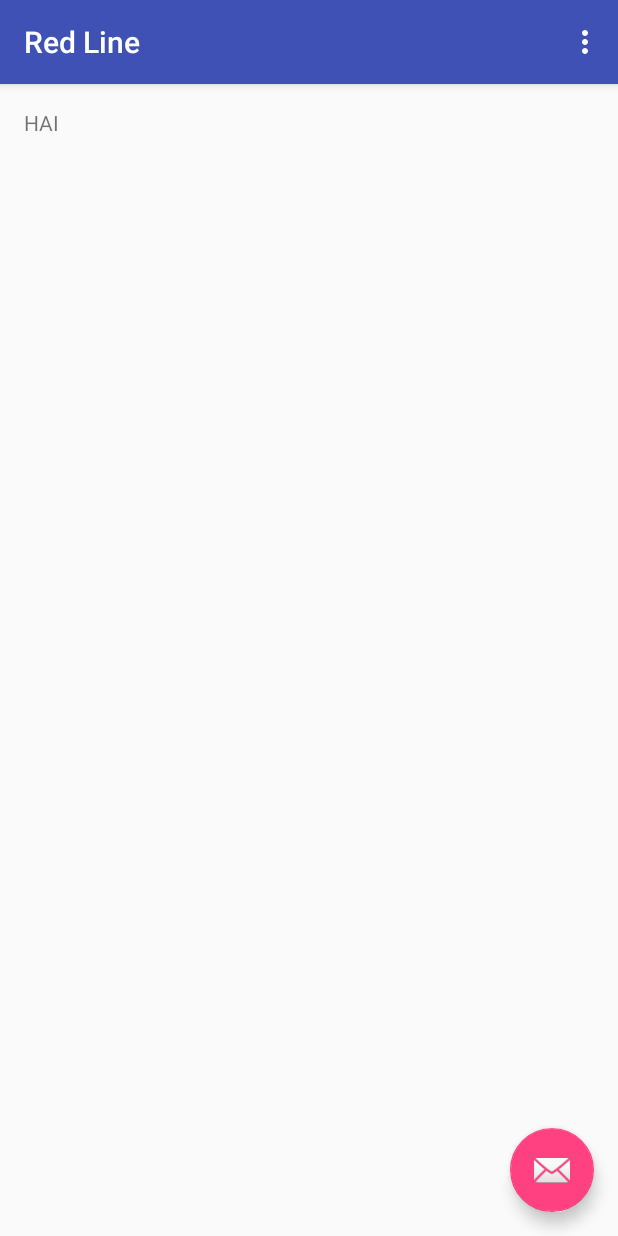
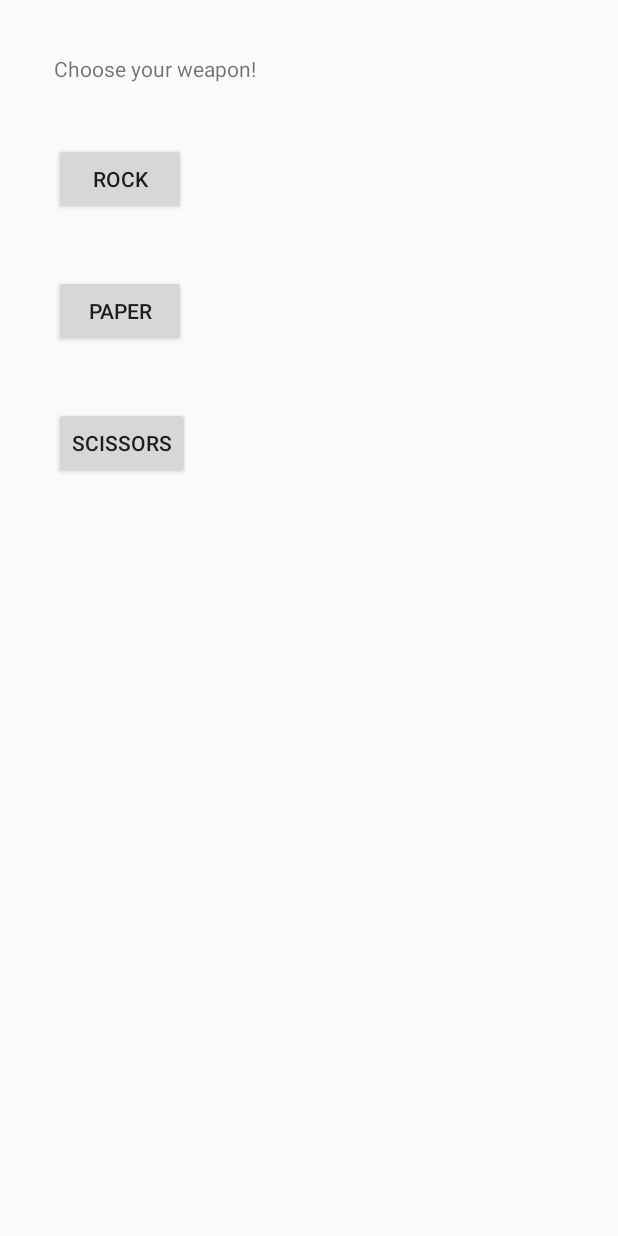
Before and after one commit to mikaelagrondahl/RedLine, an Android app: the screen it shows after launch (StartActivity before the commit, MainActivity after it), on a phone screen of 412 x 824 dp. Run offline under Robolectric (Android 15) with nearby library versions, the phone set to English and light mode, and no system bars.

Commit message:
Implemented rock, paper, scissors game

```diff
--- a/app/src/main/AndroidManifest.xml
+++ b/app/src/main/AndroidManifest.xml
@@ -9,9 +9,10 @@
         android:supportsRtl="true"
         android:theme="@style/AppTheme">
         <activity
-            android:name=".StartActivity"
+            android:name=".MainActivity"
             android:label="@string/app_name"
-            android:theme="@style/AppTheme.NoActionBar">
+            android:theme="@style/AppTheme.NoActionBar"
+            android:screenOrientation="portrait">
             <intent-filter>
                 <action android:name="android.intent.action.MAIN" />
 
--- a/app/src/main/java/com/mikaela/redline/StartActivity.java
+++ /dev/null
@@ -1,52 +0,0 @@
-package com.mikaela.redline;
-
-import android.os.Bundle;
-import android.support.design.widget.FloatingActionButton;
-import android.support.design.widget.Snackbar;
-import android.support.v7.app.AppCompatActivity;
-import android.support.v7.widget.Toolbar;
-import android.view.View;
-import android.view.Menu;
-import android.view.MenuItem;
-
-public class StartActivity extends AppCompatActivity {
-
-    @Override
-    protected void onCreate(Bundle savedInstanceState) {
-        super.onCreate(savedInstanceState);
-        setContentView(R.layout.activity_start);
-        Toolbar toolbar = (Toolbar) findViewById(R.id.toolbar);
-        setSupportActionBar(toolbar);
-
-        FloatingActionButton fab = (FloatingActionButton) findViewById(R.id.fab);
-        fab.setOnClickListener(new View.OnClickListener() {
-            @Override
-            public void onClick(View view) {
-                Snackbar.make(view, "Replace with your own action", Snackbar.LENGTH_LONG)
-                        .setAction("Action", null).show();
-            }
-        });
-    }
-
-    @Override
-    public boolean onCreateOptionsMenu(Menu menu) {
-        // Inflate the menu; this adds items to the action bar if it is present.
-        getMenuInflater().inflate(R.menu.menu_start, menu);
-        return true;
-    }
-
-    @Override
-    public boolean onOptionsItemSelected(MenuItem item) {
-        // Handle action bar item clicks here. The action bar will
-        // automatically handle clicks on the Home/Up button, so long
-        // as you specify a parent activity in AndroidManifest.xml.
-        int id = item.getItemId();
-
-        //noinspection SimplifiableIfStatement
-        if (id == R.id.action_settings) {
-            return true;
-        }
-
-        return super.onOptionsItemSelected(item);
-    }
-}
--- /dev/null
+++ b/app/src/main/res/layout/activity_main.xml
@@ -0,0 +1,11 @@
+<?xml version="1.0" encoding="utf-8"?>
+<android.support.design.widget.CoordinatorLayout xmlns:android="http://schemas.android.com/apk/res/android"
+    xmlns:tools="http://schemas.android.com/tools"
+    android:layout_width="match_parent"
+    android:layout_height="match_parent"
+    android:fitsSystemWindows="true"
+    tools:context=".MainActivity">
+
+    <include layout="@layout/content_main" />
+
+</android.support.design.widget.CoordinatorLayout>
--- a/app/src/main/res/layout/activity_start.xml
+++ /dev/null
@@ -1,34 +0,0 @@
-<?xml version="1.0" encoding="utf-8"?>
-<android.support.design.widget.CoordinatorLayout xmlns:android="http://schemas.android.com/apk/res/android"
-    xmlns:app="http://schemas.android.com/apk/res-auto"
-    xmlns:tools="http://schemas.android.com/tools"
-    android:layout_width="match_parent"
-    android:layout_height="match_parent"
-    android:fitsSystemWindows="true"
-    tools:context="com.mikaela.redline.StartActivity">
-
-    <android.support.design.widget.AppBarLayout
-        android:layout_width="match_parent"
-        android:layout_height="wrap_content"
-        android:theme="@style/AppTheme.AppBarOverlay">
-
-        <android.support.v7.widget.Toolbar
-            android:id="@+id/toolbar"
-            android:layout_width="match_parent"
-            android:layout_height="?attr/actionBarSize"
-            android:background="?attr/colorPrimary"
-            app:popupTheme="@style/AppTheme.PopupOverlay" />
-
-    </android.support.design.widget.AppBarLayout>
-
-    <include layout="@layout/content_start" />
-
-    <android.support.design.widget.FloatingActionButton
-        android:id="@+id/fab"
-        android:layout_width="wrap_content"
-        android:layout_height="wrap_content"
-        android:layout_gravity="bottom|end"
-        android:layout_margin="@dimen/fab_margin"
-        android:src="@android:drawable/ic_dialog_email" />
-
-</android.support.design.widget.CoordinatorLayout>
--- /dev/null
+++ b/app/src/main/res/layout/content_main.xml
@@ -0,0 +1,48 @@
+<?xml version="1.0" encoding="utf-8"?>
+<LinearLayout xmlns:android="http://schemas.android.com/apk/res/android"
+    xmlns:app="http://schemas.android.com/apk/res-auto"
+    xmlns:tools="http://schemas.android.com/tools"
+    android:layout_width="match_parent"
+    android:layout_height="match_parent"
+    android:paddingBottom="@dimen/activity_vertical_margin"
+    android:paddingLeft="@dimen/activity_horizontal_margin"
+    android:paddingRight="@dimen/activity_horizontal_margin"
+    android:paddingTop="@dimen/activity_vertical_margin"
+    android:orientation="vertical"
+    app:layout_behavior="@string/appbar_scrolling_view_behavior"
+    tools:context=".MainActivity"
+    tools:showIn="@layout/activity_main">
+
+    <TextView
+        android:id="@+id/text_top"
+        android:layout_width="wrap_content"
+        android:layout_height="wrap_content"
+        android:layout_margin="20dp"
+        android:text="Choose your weapon!" />
+
+
+    <Button
+        android:id="@+id/btn_rock"
+        android:layout_width="wrap_content"
+        android:layout_height="wrap_content"
+        android:layout_margin="20dp"
+        android:onClick="onClick"
+        android:text="Rock" />
+
+    <Button
+        android:id="@+id/btn_paper"
+        android:layout_width="wrap_content"
+        android:layout_height="wrap_content"
+        android:layout_margin="20dp"
+        android:onClick="onClick"
+        android:text="Paper" />
+
+    <Button
+        android:id="@+id/btn_scissors"
+        android:layout_width="wrap_content"
+        android:layout_height="wrap_content"
+        android:layout_margin="20dp"
+        android:onClick="onClick"
+        android:text="Scissors" />
+
+</LinearLayout>
--- a/app/src/main/res/layout/content_start.xml
+++ /dev/null
@@ -1,19 +0,0 @@
-<?xml version="1.0" encoding="utf-8"?>
-<RelativeLayout xmlns:android="http://schemas.android.com/apk/res/android"
-    xmlns:app="http://schemas.android.com/apk/res-auto"
-    xmlns:tools="http://schemas.android.com/tools"
-    android:layout_width="match_parent"
-    android:layout_height="match_parent"
-    android:paddingBottom="@dimen/activity_vertical_margin"
-    android:paddingLeft="@dimen/activity_horizontal_margin"
-    android:paddingRight="@dimen/activity_horizontal_margin"
-    android:paddingTop="@dimen/activity_vertical_margin"
-    app:layout_behavior="@string/appbar_scrolling_view_behavior"
-    tools:context="com.mikaela.redline.StartActivity"
-    tools:showIn="@layout/activity_start">
-
-    <TextView
-        android:layout_width="wrap_content"
-        android:layout_height="wrap_content"
-        android:text="@string/hello" />
-</RelativeLayout>
--- a/app/src/main/res/menu/menu_start.xml
+++ b/app/src/main/res/menu/menu_start.xml
@@ -1,7 +1,7 @@
 <menu xmlns:android="http://schemas.android.com/apk/res/android"
     xmlns:app="http://schemas.android.com/apk/res-auto"
     xmlns:tools="http://schemas.android.com/tools"
-    tools:context="com.mikaela.redline.StartActivity">
+    tools:context=".MainActivity">
     <item
         android:id="@+id/action_settings"
         android:orderInCategory="100"
--- a/build.gradle
+++ b/build.gradle
@@ -5,7 +5,7 @@ buildscript {
         jcenter()
     }
     dependencies {
-        classpath 'com.android.tools.build:gradle:1.5.0'
+        classpath 'com.android.tools.build:gradle:2.0.0'
 
         // NOTE: Do not place your application dependencies here; they belong
         // in the individual module build.gradle files
```
Also changed, not shown: app/src/main/java/com/mikaela/redline/MainActivity.java (added, +103 -0 lines), gradle/wrapper/gradle-wrapper.properties.
